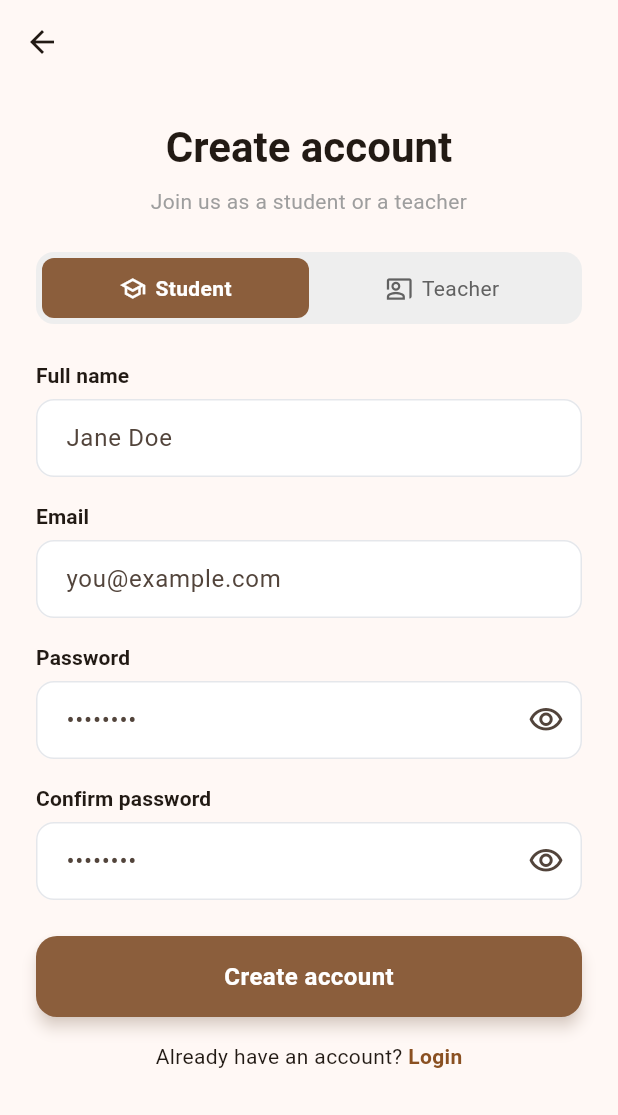
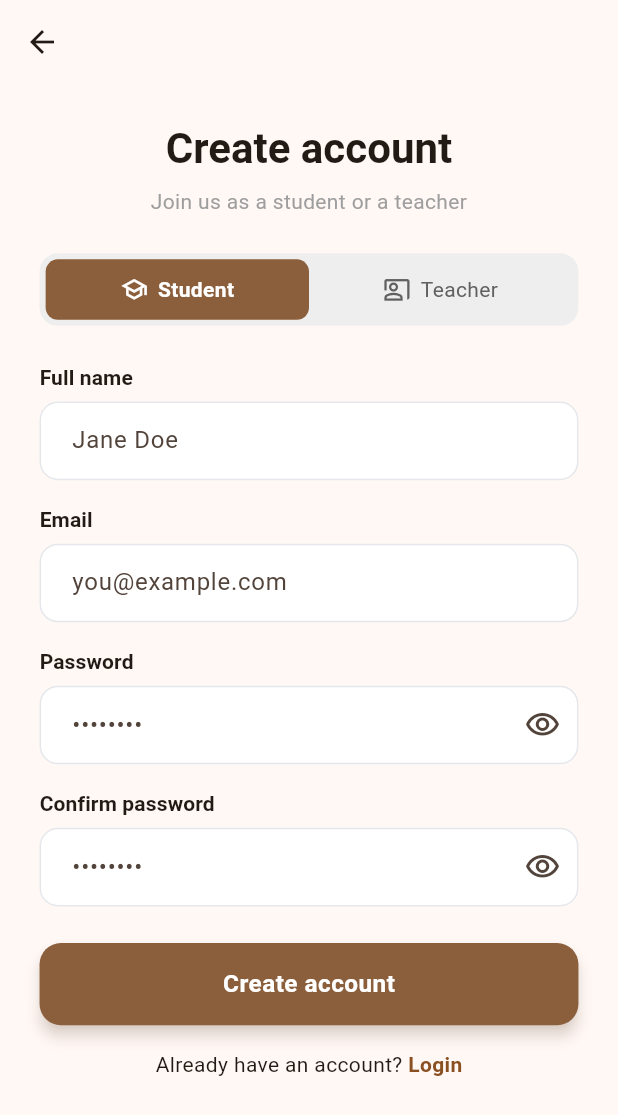
Before and after one commit to h0996g/QuizClass_project, a Flutter app: the screen it shows after launch, after a tap on "Register", on a phone screen of 412 x 824 dp. Shown: the top 1115 px of the screen. Run offline on Flutter 3.47's test engine with Material 3 defaults, Android fonts, the phone set to English and light mode, and no system bars; our stand-ins replace flutter_bloc, flutter_screenutil, fluttertoast.

Commit message:
feat: implement responsive UI scaling across the application using flutter_screenutil

```diff
--- a/lib/core/theme/app_theme.dart
+++ b/lib/core/theme/app_theme.dart
@@ -1,4 +1,5 @@
 import 'package:flutter/material.dart';
+import 'package:flutter_screenutil/flutter_screenutil.dart';
 
 import 'app_colors.dart';
 
@@ -9,30 +10,30 @@ abstract class AppTheme {
         inputDecorationTheme: _inputDecorationTheme,
       );
 
-  static const InputDecorationTheme _inputDecorationTheme = InputDecorationTheme(
+  static InputDecorationTheme get _inputDecorationTheme => InputDecorationTheme(
         filled: true,
         fillColor: Colors.white,
-    contentPadding: EdgeInsets.symmetric(horizontal: 16, vertical: 14),
+        contentPadding: EdgeInsets.symmetric(horizontal: 16.w, vertical: 14.h),
         prefixIconColor: AppColors.primary,
         border: OutlineInputBorder(
-      borderRadius: BorderRadius.all(Radius.circular(12)),
-      borderSide: BorderSide(color: Color(0xFFE5E7EB)),
+          borderRadius: BorderRadius.all(Radius.circular(12.r)),
+          borderSide: const BorderSide(color: Color(0xFFE5E7EB)),
         ),
         enabledBorder: OutlineInputBorder(
-      borderRadius: BorderRadius.all(Radius.circular(12)),
-      borderSide: BorderSide(color: Color(0xFFE5E7EB)),
+          borderRadius: BorderRadius.all(Radius.circular(12.r)),
+          borderSide: const BorderSide(color: Color(0xFFE5E7EB)),
         ),
         focusedBorder: OutlineInputBorder(
-      borderRadius: BorderRadius.all(Radius.circular(12)),
-      borderSide: BorderSide(color: AppColors.primary, width: 1.5),
+          borderRadius: BorderRadius.all(Radius.circular(12.r)),
+          borderSide: const BorderSide(color: AppColors.primary, width: 1.5),
         ),
         errorBorder: OutlineInputBorder(
-      borderRadius: BorderRadius.all(Radius.circular(12)),
-      borderSide: BorderSide(color: AppColors.error),
+          borderRadius: BorderRadius.all(Radius.circular(12.r)),
+          borderSide: const BorderSide(color: AppColors.error),
         ),
         focusedErrorBorder: OutlineInputBorder(
-      borderRadius: BorderRadius.all(Radius.circular(12)),
-      borderSide: BorderSide(color: AppColors.error, width: 1.5),
+          borderRadius: BorderRadius.all(Radius.circular(12.r)),
+          borderSide: const BorderSide(color: AppColors.error, width: 1.5),
         ),
       );
 }
--- a/lib/core/widgets/submit_button.dart
+++ b/lib/core/widgets/submit_button.dart
@@ -1,4 +1,5 @@
 import 'package:flutter/material.dart';
+import 'package:flutter_screenutil/flutter_screenutil.dart';
 
 import '../theme/app_colors.dart';
 
@@ -17,7 +18,7 @@ class SubmitButton extends StatelessWidget {
   @override
   Widget build(BuildContext context) {
     return SizedBox(
-      height: 54,
+      height: 54.h,
       child: ElevatedButton(
         onPressed: isLoading ? null : onPressed,
         style: ElevatedButton.styleFrom(
@@ -28,10 +29,10 @@ class SubmitButton extends StatelessWidget {
           elevation: 0,
           shadowColor: AppColors.primary.withValues(alpha: 0.4),
           shape: RoundedRectangleBorder(
-            borderRadius: BorderRadius.circular(14),
+            borderRadius: BorderRadius.circular(14.r),
           ),
-          textStyle: const TextStyle(
-            fontSize: 16,
+          textStyle: TextStyle(
+            fontSize: 16.sp,
             fontWeight: FontWeight.w600,
             letterSpacing: 0.3,
           ),
@@ -43,11 +44,11 @@ class SubmitButton extends StatelessWidget {
         child: AnimatedSwitcher(
           duration: const Duration(milliseconds: 200),
           child: isLoading
-              ? const SizedBox(
-                  key: ValueKey('loading'),
-                  height: 22,
-                  width: 22,
-                  child: CircularProgressIndicator(
+              ? SizedBox(
+                  key: const ValueKey('loading'),
+                  height: 22.h,
+                  width: 22.w,
+                  child: const CircularProgressIndicator(
                     strokeWidth: 2,
                     color: Colors.white,
                   ),
--- a/lib/core/widgets/text_input.dart
+++ b/lib/core/widgets/text_input.dart
@@ -1,4 +1,5 @@
 import 'package:flutter/material.dart';
+import 'package:flutter_screenutil/flutter_screenutil.dart';
 
 class TextInput extends StatelessWidget {
   const TextInput({
@@ -30,7 +31,7 @@ class TextInput extends StatelessWidget {
       children: [
         if (label != null) ...[
           _FieldLabel(label!),
-          const SizedBox(height: 6),
+          SizedBox(height: 6.h),
         ],
         TextFormField(
           controller: controller,
--- a/lib/features/auth/presentation/views/login_page.dart
+++ b/lib/features/auth/presentation/views/login_page.dart
@@ -1,5 +1,6 @@
 import 'package:flutter/material.dart';
 import 'package:flutter_bloc/flutter_bloc.dart';
+import 'package:flutter_screenutil/flutter_screenutil.dart';
 
 import 'package:education_project_example/core/utils/toast.dart';
 import 'package:education_project_example/features/auth/presentation/manager/login/login_cubit.dart';
@@ -26,7 +27,7 @@ class LoginPage extends StatelessWidget {
         return Scaffold(
           body: SafeArea(
             child: SingleChildScrollView(
-              padding: const EdgeInsets.symmetric(horizontal: 24, vertical: 32),
+              padding: EdgeInsets.symmetric(horizontal: 24.w, vertical: 32.h),
               child: Column(
                 crossAxisAlignment: CrossAxisAlignment.stretch,
                 children: [
@@ -34,14 +35,14 @@ class LoginPage extends StatelessWidget {
                     title: 'Welcome back',
                     subtitle: 'Login to continue to your account',
                   ),
-                  const SizedBox(height: 24),
+                  SizedBox(height: 24.h),
                   AuthRoleSelectorWidget(
                     role: state.role,
                     onChanged: context.read<LoginCubit>().onRoleChanged,
                   ),
-                  const SizedBox(height: 24),
+                  SizedBox(height: 24.h),
                   const LoginFormWidget(),
-                  const SizedBox(height: 16),
+                  SizedBox(height: 16.h),
                   AuthSwitchPromptWidget(
                     promptText: "Don't have an account? ",
                     actionText: 'Register',
--- a/lib/features/auth/presentation/views/register_page.dart
+++ b/lib/features/auth/presentation/views/register_page.dart
@@ -1,5 +1,6 @@
 import 'package:flutter/material.dart';
 import 'package:flutter_bloc/flutter_bloc.dart';
+import 'package:flutter_screenutil/flutter_screenutil.dart';
 
 import 'package:education_project_example/core/utils/toast.dart';
 import 'package:education_project_example/features/auth/presentation/manager/register/register_cubit.dart';
@@ -34,7 +35,7 @@ class RegisterPage extends StatelessWidget {
           ),
           body: SafeArea(
             child: SingleChildScrollView(
-              padding: const EdgeInsets.symmetric(horizontal: 24, vertical: 16),
+              padding: EdgeInsets.symmetric(horizontal: 24.w, vertical: 16.h),
               child: Column(
                 crossAxisAlignment: CrossAxisAlignment.stretch,
                 children: [
@@ -42,14 +43,14 @@ class RegisterPage extends StatelessWidget {
                     title: 'Create account',
                     subtitle: 'Join us as a student or a teacher',
                   ),
-                  const SizedBox(height: 24),
+                  SizedBox(height: 24.h),
                   AuthRoleSelectorWidget(
                     role: state.role,
                     onChanged: context.read<RegisterCubit>().onRoleChanged,
                   ),
-                  const SizedBox(height: 24),
+                  SizedBox(height: 24.h),
                   const RegisterFormWidget(),
-                  const SizedBox(height: 16),
+                  SizedBox(height: 16.h),
                   AuthSwitchPromptWidget(
                     promptText: 'Already have an account? ',
                     actionText: 'Login',
--- a/lib/features/auth/presentation/views/widgets/auth_header_widget.dart
+++ b/lib/features/auth/presentation/views/widgets/auth_header_widget.dart
@@ -1,4 +1,5 @@
 import 'package:flutter/material.dart';
+import 'package:flutter_screenutil/flutter_screenutil.dart';
 
 class AuthHeaderWidget extends StatelessWidget {
   const AuthHeaderWidget({super.key, required this.title, this.subtitle});
@@ -11,7 +12,7 @@ class AuthHeaderWidget extends StatelessWidget {
   Widget build(BuildContext context) {
     return Column(
       children: [
-        const SizedBox(height: 8),
+        SizedBox(height: 8.h),
         Text(
           title,
           style: Theme.of(
@@ -19,7 +20,7 @@ class AuthHeaderWidget extends StatelessWidget {
           ).textTheme.headlineMedium?.copyWith(fontWeight: FontWeight.bold),
         ),
         if (subtitle != null) ...[
-          const SizedBox(height: 8),
+          SizedBox(height: 8.h),
           Text(
             subtitle!,
             textAlign: TextAlign.center,
--- a/lib/features/auth/presentation/views/widgets/auth_role_selector_widget.dart
+++ b/lib/features/auth/presentation/views/widgets/auth_role_selector_widget.dart
@@ -1,4 +1,5 @@
 import 'package:flutter/material.dart';
+import 'package:flutter_screenutil/flutter_screenutil.dart';
 
 import 'package:education_project_example/core/theme/app_colors.dart';
 import 'package:education_project_example/features/auth/data/models/user_role.dart';
@@ -44,10 +45,10 @@ class _AuthRoleSelectorWidgetState extends State<AuthRoleSelectorWidget> {
   Widget build(BuildContext context) {
     final roles = UserRole.values;
     return Container(
-      padding: const EdgeInsets.all(4),
+      padding: EdgeInsets.all(4.r),
       decoration: BoxDecoration(
         color: Colors.grey.shade200,
-        borderRadius: BorderRadius.circular(12),
+        borderRadius: BorderRadius.circular(12.r),
       ),
       child: Row(
         children: roles.map((r) {
@@ -57,22 +58,22 @@ class _AuthRoleSelectorWidgetState extends State<AuthRoleSelectorWidget> {
               onTap: () => _onTap(r),
               child: AnimatedContainer(
                 duration: const Duration(milliseconds: 150),
-                padding: const EdgeInsets.symmetric(vertical: 10),
+                padding: EdgeInsets.symmetric(vertical: 10.h),
                 decoration: BoxDecoration(
                   color: selected ? AppColors.primary : Colors.transparent,
-                  borderRadius: BorderRadius.circular(8),
+                  borderRadius: BorderRadius.circular(8.r),
                 ),
                 child: Row(
                   mainAxisAlignment: MainAxisAlignment.center,
                   children: [
                     Icon(
                       r.icon,
-                      size: 18,
+                      size: 18.sp,
                       color: selected
                           ? Colors.white
                           : Colors.grey.shade700,
                     ),
-                    const SizedBox(width: 6),
+                    SizedBox(width: 6.w),
                     Text(
                       r.label,
                       style: TextStyle(
--- a/lib/features/auth/presentation/views/widgets/login_form_widget.dart
+++ b/lib/features/auth/presentation/views/widgets/login_form_widget.dart
@@ -1,5 +1,6 @@
 import 'package:flutter/material.dart';
 import 'package:flutter_bloc/flutter_bloc.dart';
+import 'package:flutter_screenutil/flutter_screenutil.dart';
 import 'package:education_project_example/core/utils/validators.dart';
 import 'package:education_project_example/core/widgets/submit_button.dart';
 import 'package:education_project_example/core/widgets/text_input.dart';
@@ -51,14 +52,14 @@ class _LoginFormWidgetState extends State<LoginFormWidget> {
                     .titleSmall
                     ?.copyWith(fontWeight: FontWeight.w600),
               ),
-              const SizedBox(height: 6),
+              SizedBox(height: 6.h),
               TextInput(
                 controller: _emailController,
                 hint: 'you@example.com',
                 keyboardType: TextInputType.emailAddress,
                 validator: Validators.email,
               ),
-              const SizedBox(height: 16),
+              SizedBox(height: 16.h),
               Text(
                 'Password',
                 style: Theme.of(context)
@@ -66,24 +67,24 @@ class _LoginFormWidgetState extends State<LoginFormWidget> {
                     .titleSmall
                     ?.copyWith(fontWeight: FontWeight.w600),
               ),
-              const SizedBox(height: 6),
+              SizedBox(height: 6.h),
               TextInputPassword(
                 controller: _passwordController,
                 hint: '••••••••',
                 validator: Validators.password,
               ),
               if (state.isError && state.errorMessage != null) ...[
-                const SizedBox(height: 12),
+                SizedBox(height: 12.h),
                 Text(
                   state.errorMessage!,
                   style: TextStyle(
                     color: Theme.of(context).colorScheme.error,
-                    fontSize: 13,
+                    fontSize: 13.sp,
                   ),
                   textAlign: TextAlign.center,
                 ),
               ],
-              const SizedBox(height: 24),
+              SizedBox(height: 24.h),
               SubmitButton(
                 label: 'Login',
                 onPressed: _submit,
--- a/lib/features/auth/presentation/views/widgets/register_form_widget.dart
+++ b/lib/features/auth/presentation/views/widgets/register_form_widget.dart
@@ -1,5 +1,6 @@
 import 'package:flutter/material.dart';
 import 'package:flutter_bloc/flutter_bloc.dart';
+import 'package:flutter_screenutil/flutter_screenutil.dart';
 
 import 'package:education_project_example/core/utils/validators.dart';
 import 'package:education_project_example/core/widgets/submit_button.dart';
@@ -57,14 +58,14 @@ class _RegisterFormWidgetState extends State<RegisterFormWidget> {
                     .titleSmall
                     ?.copyWith(fontWeight: FontWeight.w600),
               ),
-              const SizedBox(height: 6),
+              SizedBox(height: 6.h),
               TextInput(
                 controller: _nameController,
                 hint: 'Jane Doe',
                 textInputAction: TextInputAction.next,
                 validator: (v) => Validators.required(v, fieldName: 'Name'),
               ),
-              const SizedBox(height: 16),
+              SizedBox(height: 16.h),
               Text(
                 'Email',
                 style: Theme.of(context)
@@ -72,7 +73,7 @@ class _RegisterFormWidgetState extends State<RegisterFormWidget> {
                     .titleSmall
                     ?.copyWith(fontWeight: FontWeight.w600),
               ),
-              const SizedBox(height: 6),
+              SizedBox(height: 6.h),
               TextInput(
                 controller: _emailController,
                 hint: 'you@example.com',
@@ -80,7 +81,7 @@ class _RegisterFormWidgetState extends State<RegisterFormWidget> {
                 textInputAction: TextInputAction.next,
                 validator: Validators.email,
               ),
-              const SizedBox(height: 16),
+              SizedBox(height: 16.h),
               Text(
                 'Password',
                 style: Theme.of(context)
@@ -88,14 +89,14 @@ class _RegisterFormWidgetState extends State<RegisterFormWidget> {
                     .titleSmall
                     ?.copyWith(fontWeight: FontWeight.w600),
               ),
-              const SizedBox(height: 6),
+              SizedBox(height: 6.h),
               TextInputPassword(
                 controller: _passwordController,
                 hint: '••••••••',
                 textInputAction: TextInputAction.next,
                 validator: Validators.password,
               ),
-              const SizedBox(height: 16),
+              SizedBox(height: 16.h),
               Text(
                 'Confirm password',
                 style: Theme.of(context)
@@ -103,7 +104,7 @@ class _RegisterFormWidgetState extends State<RegisterFormWidget> {
                     .titleSmall
                     ?.copyWith(fontWeight: FontWeight.w600),
               ),
-              const SizedBox(height: 6),
+              SizedBox(height: 6.h),
               TextInputPassword(
                 controller: _confirmController,
                 hint: '••••••••',
@@ -111,17 +112,17 @@ class _RegisterFormWidgetState extends State<RegisterFormWidget> {
                     Validators.confirmPassword(v, _passwordController.text),
               ),
               if (state.isError && state.errorMessage != null) ...[
-                const SizedBox(height: 12),
+                SizedBox(height: 12.h),
                 Text(
                   state.errorMessage!,
                   style: TextStyle(
                     color: Theme.of(context).colorScheme.error,
-                    fontSize: 13,
+                    fontSize: 13.sp,
                   ),
                   textAlign: TextAlign.center,
                 ),
               ],
-              const SizedBox(height: 24),
+              SizedBox(height: 24.h),
               SubmitButton(
                 label: 'Create account',
                 onPressed: _submit,
--- a/lib/main.dart
+++ b/lib/main.dart
@@ -1,5 +1,6 @@
 import 'package:flutter/material.dart';
 import 'package:flutter_bloc/flutter_bloc.dart';
+import 'package:flutter_screenutil/flutter_screenutil.dart';
 import 'core/theme/app_theme.dart';
 import 'features/auth/presentation/manager/login/login_cubit.dart';
 import 'features/auth/presentation/views/login_page.dart';
@@ -13,10 +14,20 @@ class EducationApp extends StatelessWidget {
 
   @override
   Widget build(BuildContext context) {
-    return MaterialApp(
-      debugShowCheckedModeBanner: false,
-      theme: AppTheme.light,
-      home: BlocProvider(create: (_) => LoginCubit(), child: const LoginPage()),
+    return ScreenUtilInit(
+      designSize: const Size(375, 812),
+      minTextAdapt: true,
+      splitScreenMode: true,
+      builder: (context, child) {
+        return MaterialApp(
+          debugShowCheckedModeBanner: false,
+          theme: AppTheme.light,
+          home: BlocProvider(
+            create: (_) => LoginCubit(),
+            child: const LoginPage(),
+          ),
+        );
+      },
     );
   }
 }
--- a/pubspec.yaml
+++ b/pubspec.yaml
@@ -40,6 +40,9 @@ dependencies:
 
   # Lightweight toast notifications surfaced through `core/utils/toast.dart`.
   fluttertoast: ^8.2.10
+
+  # Responsive sizing (.w/.h/.sp/.r) that adapts layouts across screen sizes.
+  flutter_screenutil: ^5.9.3
 
 dev_dependencies:
   flutter_test:
```
Also changed, not shown: pubspec.lock. Lines whose indentation alone changed are shown as unchanged.
